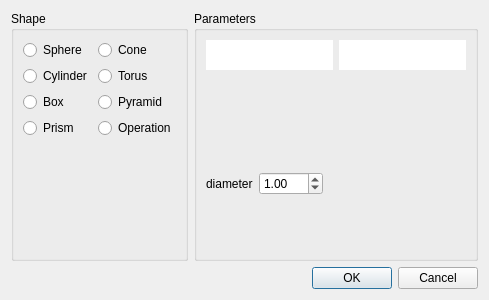
First picture: the form in ModelagemQT/halfedge/newhedialog.ui, repository RicardoBusta/Doutorado, before the edit.
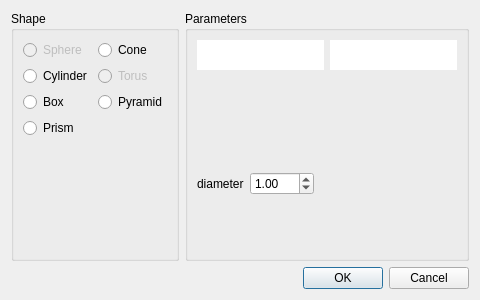
Second picture: the form after the edit. Icons and pictures are not drawn.

```diff
--- a/ModelagemQT/halfedge/newhedialog.ui
+++ b/ModelagemQT/halfedge/newhedialog.ui
@@ -6,7 +6,7 @@
    <rect>
     <x>0</x>
     <y>0</y>
-    <width>400</width>
+    <width>456</width>
     <height>300</height>
    </rect>
   </property>
@@ -81,7 +81,7 @@
         <item row="1" column="1">
          <widget class="QRadioButton" name="torus_radio">
           <property name="enabled">
-           <bool>true</bool>
+           <bool>false</bool>
           </property>
           <property name="text">
            <string>Torus</string>
@@ -90,6 +90,9 @@
         </item>
         <item row="0" column="0">
          <widget class="QRadioButton" name="sphere_radio">
+          <property name="enabled">
+           <bool>false</bool>
+          </property>
           <property name="text">
            <string>Sphere</string>
           </property>
@@ -118,13 +121,6 @@
           </property>
          </spacer>
         </item>
-        <item row="3" column="1">
-         <widget class="QRadioButton" name="operation_radio">
-          <property name="text">
-           <string>Operation</string>
-          </property>
-         </widget>
-        </item>
        </layout>
       </widget>
      </item>
```
